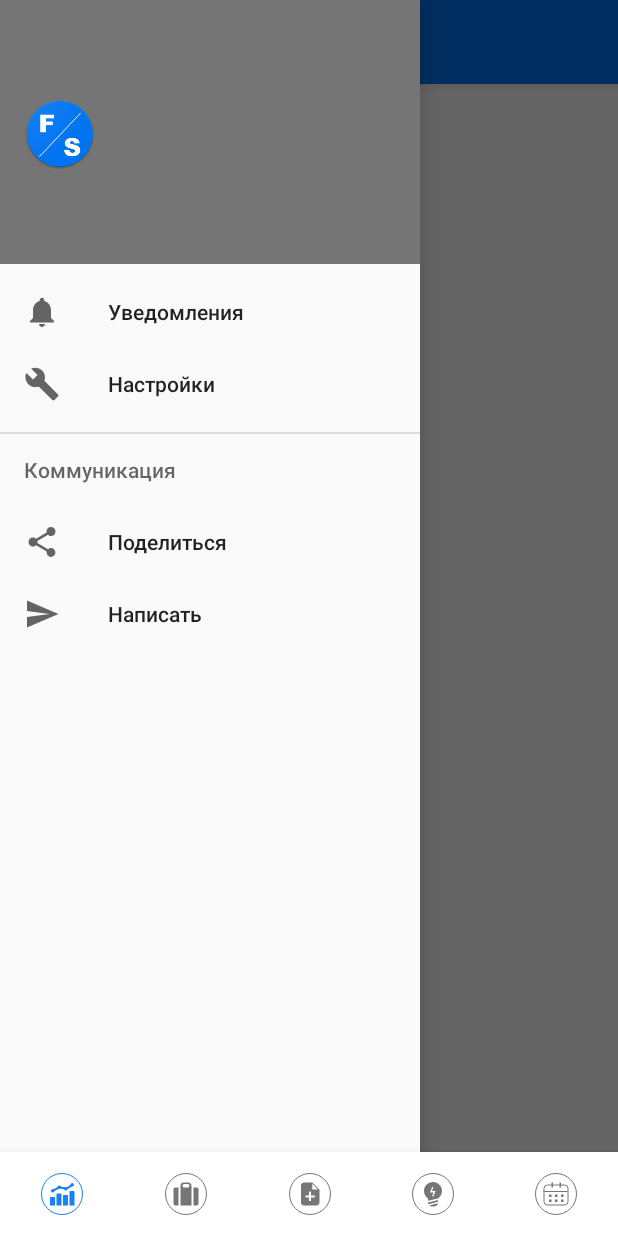
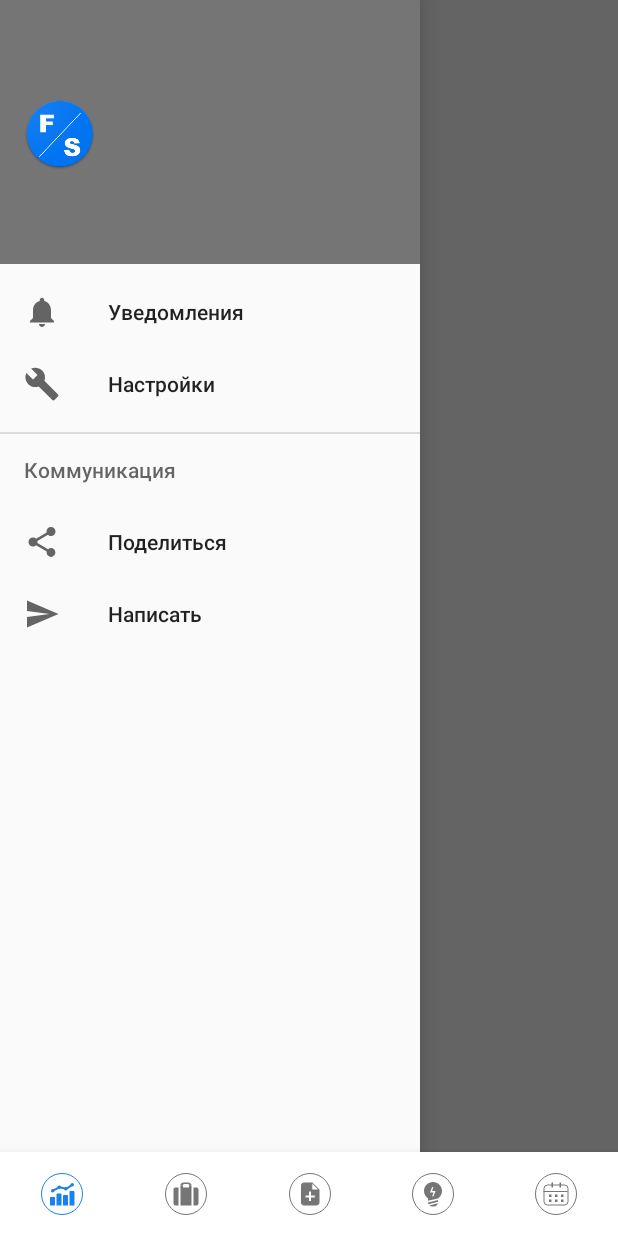
Before and after one commit to ildar2244/FinStart, an Android app: the fragment NavigationDrawerFragment placed in its activity, with the side drawer open, on a phone screen of 412 x 824 dp. Run offline under Robolectric (Android 15) with nearby library versions, the phone set to English and light mode, and no system bars; our stand-ins replace navigation-ui.

Commit message:
DrawerLayout: прозрачный AppBAr/Toolbar

```diff
--- a/app/src/main/java/ru/axdar/finstart/screens/drawer_menu/NavigationDrawerFragment.kt
+++ b/app/src/main/java/ru/axdar/finstart/screens/drawer_menu/NavigationDrawerFragment.kt
@@ -27,6 +27,8 @@ import ru.axdar.finstart.screens.settings.SettingsFragment
 
 class NavigationDrawerFragment : Fragment() {
 
+    private lateinit var mActivity: AppCompatActivity
+
     override fun onCreateView(
         inflater: LayoutInflater,
         container: ViewGroup?,
@@ -51,7 +53,7 @@ class NavigationDrawerFragment : Fragment() {
         val drawerLayout: CustomDrawerLayout = view.findViewById(R.id.drawer_layout)
         val navView: NavigationView = view.findViewById(R.id.nav_view)
 
-        val mActivity: AppCompatActivity = activity as AppCompatActivity
+        mActivity = activity as AppCompatActivity
         mActivity.setSupportActionBar(mToolbar)
         mActivity.supportActionBar?.setDisplayHomeAsUpEnabled(true)
 
@@ -71,6 +73,7 @@ class NavigationDrawerFragment : Fragment() {
         //setupActionBarWithNavController(navController, appBarConfiguration)
         //navView.setupWithNavController(navController)
 
+        setTitleInToolbar(resources.getString(R.string.menu_alerts))
         navView.setNavigationItemSelectedListener {
             selectDrawerItem(it)
             drawerLayout.closeDrawer(GravityCompat.START)
@@ -89,17 +92,25 @@ class NavigationDrawerFragment : Fragment() {
         }
     }
 
+    private fun setTitleInToolbar(name: String) {
+        mActivity.supportActionBar?.title = name
+    }
+
     //выбор из выдвижной панели
     private fun selectDrawerItem(menuItem: MenuItem) {
         when (menuItem.itemId) {
             R.id.menu_alerts -> {
                 childFragmentManager.beginTransaction().replace(R.id.nav_host_fragment, AlertsFragment()).commit()
+                setTitleInToolbar(resources.getString(R.string.menu_alerts))
             }
             R.id.menu_settings -> {
                 childFragmentManager.beginTransaction().replace(R.id.nav_host_fragment, SettingsFragment()).commit()
+                setTitleInToolbar(resources.getString(R.string.menu_settings))
             }
             R.id.menu_share -> { Toast.makeText(requireContext(), "SHARE", Toast.LENGTH_SHORT).show() }
-            R.id.menu_send -> { Toast.makeText(requireContext(), "SEND", Toast.LENGTH_SHORT).show() }
+            R.id.menu_send -> {
+                Toast.makeText(requireContext(), "SEND", Toast.LENGTH_SHORT).show()
+            }
         }
     }
 }
--- a/app/src/main/res/layout/inc_content_main.xml
+++ b/app/src/main/res/layout/inc_content_main.xml
@@ -10,7 +10,7 @@
         android:id="@+id/appbar_layout"
         android:layout_width="match_parent"
         android:layout_height="wrap_content"
-        android:theme="@style/AppTheme.AppBarOverlay"
+        android:theme="@style/AppBarDrawerLayout"
         app:layout_constraintEnd_toEndOf="parent"
         app:layout_constraintStart_toStartOf="parent"
         app:layout_constraintTop_toTopOf="parent">
@@ -18,9 +18,7 @@
         <androidx.appcompat.widget.Toolbar
             android:id="@+id/toolbar"
             android:layout_width="match_parent"
-            android:layout_height="?attr/actionBarSize"
-            android:background="?attr/colorPrimary"
-            app:popupTheme="@style/AppTheme.PopupOverlay" />
+            android:layout_height="?attr/actionBarSize" />
 
     </com.google.android.material.appbar.AppBarLayout>
 
--- a/app/src/main/res/values/strings.xml
+++ b/app/src/main/res/values/strings.xml
@@ -15,6 +15,7 @@
     <string name="quote_index_change">%s%%</string>
 
     <!-- Portfolio -->
+    <string name="portfolio_title">Портфель</string>
     <string name="portfolio_value">%s</string>
     <string name="portfolio_value_currency">\u20BD</string>
     <string name="portfolio_value_change">%d \u20BD</string>
@@ -23,11 +24,14 @@
     <string name="portfolio_equity_product_change_summa">\/ %s \u20BD</string>
     <string name="portfolio_equity_product_change_percent">%s %%</string>
 
-    <!-- Transactions -->
+    <!-- Transactions //Транзакции -->
+    <string name="transactions_title">Операции</string>
 
     <!-- InvestIdeas -->
+    <string name="ideas_title">Инвест Идеи</string>
 
     <!-- Planer -->
+    <string name="planer_title">Планер</string>
 
     <!-- Bottom View -->
     <string name="menu_quotes">Курсы</string>
```
Also changed, not shown: app/src/main/res/values/styles.xml (+7 -0 lines).
